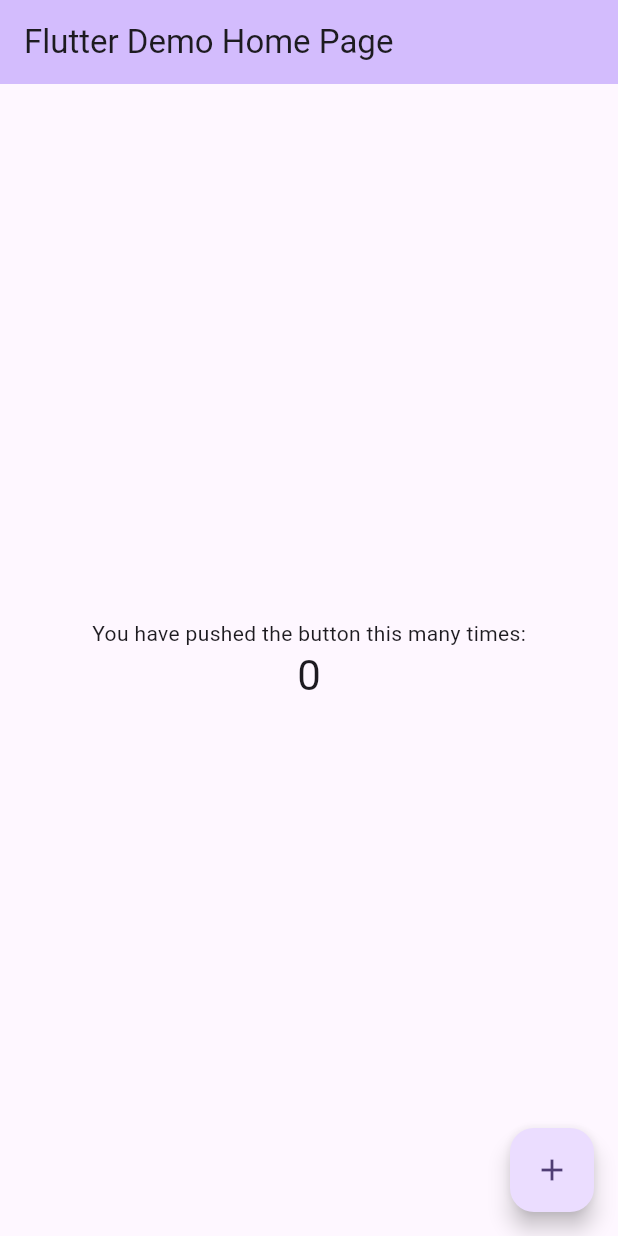
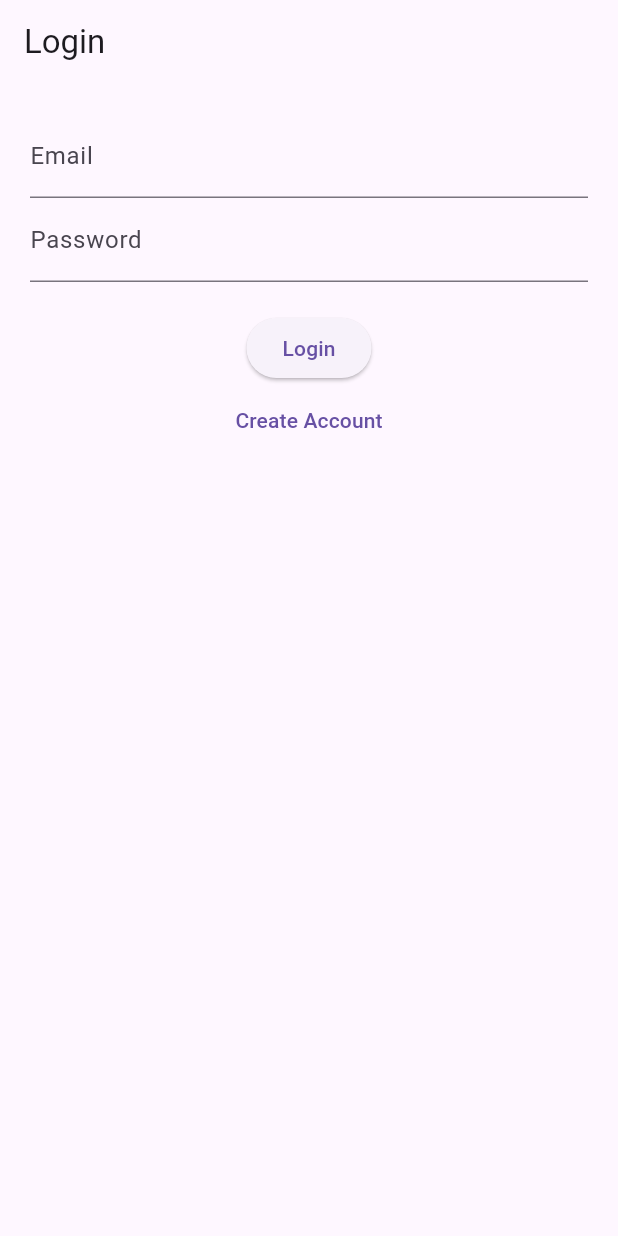
Before and after one commit to missmbuvi04/notes_app_firebase, a Flutter app: the screen it shows after launch, on a phone screen of 412 x 824 dp. Run offline on Flutter 3.47's test engine with Material 3 defaults, Android fonts, the phone set to English and light mode, and no system bars; our stand-ins replace cloud_firestore, firebase_auth, firebase_core; accounts and stored records are empty.

Commit message:
main dart file

```diff
--- /dev/null
+++ b/devtools_options.yaml
@@ -0,0 +1,3 @@
+description: This file stores settings for Dart & Flutter DevTools.
+documentation: https://docs.flutter.dev/tools/devtools/extensions#configure-extension-enablement-states
+extensions:
--- /dev/null
+++ b/lib/auth_page.dart
@@ -0,0 +1,50 @@
+import 'package:flutter/material.dart';
+import 'package:firebase_auth/firebase_auth.dart';
+import 'notes_page.dart';
+
+class AuthPage extends StatefulWidget {
+  @override
+  State<AuthPage> createState() => _AuthPageState();
+}
+
+class _AuthPageState extends State<AuthPage> {
+  final emailController = TextEditingController();
+  final passwordController = TextEditingController();
+  bool isLogin = true;
+
+  void toggleForm() => setState(() => isLogin = !isLogin);
+
+  Future<void> handleAuth() async {
+    final email = emailController.text.trim();
+    final password = passwordController.text.trim();
+    try {
+      if (isLogin) {
+        await FirebaseAuth.instance.signInWithEmailAndPassword(email: email, password: password);
+      } else {
+        await FirebaseAuth.instance.createUserWithEmailAndPassword(email: email, password: password);
+      }
+      Navigator.pushReplacement(context, MaterialPageRoute(builder: (_) => NotesPage()));
+    } catch (e) {
+      ScaffoldMessenger.of(context).showSnackBar(SnackBar(content: Text('Error: $e')));
+    }
+  }
+
+  @override
+  Widget build(BuildContext context) {
+    return Scaffold(
+      appBar: AppBar(title: Text(isLogin ? 'Login' : 'Sign Up')),
+      body: Padding(
+        padding: const EdgeInsets.all(20),
+        child: Column(
+          children: [
+            TextField(controller: emailController, decoration: InputDecoration(labelText: 'Email')),
+            TextField(controller: passwordController, obscureText: true, decoration: InputDecoration(labelText: 'Password')),
+            const SizedBox(height: 20),
+            ElevatedButton(onPressed: handleAuth, child: Text(isLogin ? 'Login' : 'Sign Up')),
+            TextButton(onPressed: toggleForm, child: Text(isLogin ? 'Create Account' : 'Already have an account? Login')),
+          ],
+        ),
+      ),
+    );
+  }
+}
--- a/lib/main.dart
+++ b/lib/main.dart
@@ -1,122 +1,153 @@
 import 'package:flutter/material.dart';
+import 'package:firebase_core/firebase_core.dart';
+import 'firebase_options.dart';
+import 'auth_page.dart';
 
-void main() {
+
+void main() async {
+  WidgetsFlutterBinding.ensureInitialized();
+  await Firebase.initializeApp(options: DefaultFirebaseOptions.currentPlatform);
   runApp(const MyApp());
 }
 
 class MyApp extends StatelessWidget {
   const MyApp({super.key});
 
-  // This widget is the root of your application.
   @override
   Widget build(BuildContext context) {
     return MaterialApp(
-      title: 'Flutter Demo',
-      theme: ThemeData(
-        // This is the theme of your application.
-        //
-        // TRY THIS: Try running your application with "flutter run". You'll see
-        // the application has a purple toolbar. Then, without quitting the app,
-        // try changing the seedColor in the colorScheme below to Colors.green
-        // and then invoke "hot reload" (save your changes or press the "hot
-        // reload" button in a Flutter-supported IDE, or press "r" if you used
-        // the command line to start the app).
-        //
-        // Notice that the counter didn't reset back to zero; the application
-        // state is not lost during the reload. To reset the state, use hot
-        // restart instead.
-        //
-        // This works for code too, not just values: Most code changes can be
-        // tested with just a hot reload.
-        colorScheme: ColorScheme.fromSeed(seedColor: Colors.deepPurple),
-      ),
-      home: const MyHomePage(title: 'Flutter Demo Home Page'),
+      title: 'Notes App',
+      theme: ThemeData(primarySwatch: Colors.blue),
+      home: AuthPage(),
     );
   }
 }
 
-class MyHomePage extends StatefulWidget {
-  const MyHomePage({super.key, required this.title});
 
-  // This widget is the home page of your application. It is stateful, meaning
-  // that it has a State object (defined below) that contains fields that affect
-  // how it looks.
 
-  // This class is the configuration for the state. It holds the values (in this
-  // case the title) provided by the parent (in this case the App widget) and
-  // used by the build method of the State. Fields in a Widget subclass are
-  // always marked "final".
 
-  final String title;
 
-  @override
-  State<MyHomePage> createState() => _MyHomePageState();
-}
 
-class _MyHomePageState extends State<MyHomePage> {
-  int _counter = 0;
 
-  void _incrementCounter() {
-    setState(() {
-      // This call to setState tells the Flutter framework that something has
-      // changed in this State, which causes it to rerun the build method below
-      // so that the display can reflect the updated values. If we changed
-      // _counter without calling setState(), then the build method would not be
-      // called again, and so nothing would appear to happen.
-      _counter++;
-    });
-  }
+// import 'package:flutter/material.dart';
 
-  @override
-  Widget build(BuildContext context) {
-    // This method is rerun every time setState is called, for instance as done
-    // by the _incrementCounter method above.
-    //
-    // The Flutter framework has been optimized to make rerunning build methods
-    // fast, so that you can just rebuild anything that needs updating rather
-    // than having to individually change instances of widgets.
-    return Scaffold(
-      appBar: AppBar(
-        // TRY THIS: Try changing the color here to a specific color (to
-        // Colors.amber, perhaps?) and trigger a hot reload to see the AppBar
-        // change color while the other colors stay the same.
-        backgroundColor: Theme.of(context).colorScheme.inversePrimary,
-        // Here we take the value from the MyHomePage object that was created by
-        // the App.build method, and use it to set our appbar title.
-        title: Text(widget.title),
-      ),
-      body: Center(
-        // Center is a layout widget. It takes a single child and positions it
-        // in the middle of the parent.
-        child: Column(
-          // Column is also a layout widget. It takes a list of children and
-          // arranges them vertically. By default, it sizes itself to fit its
-          // children horizontally, and tries to be as tall as its parent.
-          //
-          // Column has various properties to control how it sizes itself and
-          // how it positions its children. Here we use mainAxisAlignment to
-          // center the children vertically; the main axis here is the vertical
-          // axis because Columns are vertical (the cross axis would be
-          // horizontal).
-          //
-          // TRY THIS: Invoke "debug painting" (choose the "Toggle Debug Paint"
-          // action in the IDE, or press "p" in the console), to see the
-          // wireframe for each widget.
-          mainAxisAlignment: MainAxisAlignment.center,
-          children: <Widget>[
-            const Text('You have pushed the button this many times:'),
-            Text(
-              '$_counter',
-              style: Theme.of(context).textTheme.headlineMedium,
-            ),
-          ],
-        ),
-      ),
-      floatingActionButton: FloatingActionButton(
-        onPressed: _incrementCounter,
-        tooltip: 'Increment',
-        child: const Icon(Icons.add),
-      ), // This trailing comma makes auto-formatting nicer for build methods.
-    );
-  }
-}
+// void main() {
+//   runApp(const MyApp());
+// }
+
+// class MyApp extends StatelessWidget {
+//   const MyApp({super.key});
+
+//   // This widget is the root of your application.
+//   @override
+//   Widget build(BuildContext context) {
+//     return MaterialApp(
+//       title: 'Flutter Demo',
+//       theme: ThemeData(
+//         // This is the theme of your application.
+//         //
+//         // TRY THIS: Try running your application with "flutter run". You'll see
+//         // the application has a purple toolbar. Then, without quitting the app,
+//         // try changing the seedColor in the colorScheme below to Colors.green
+//         // and then invoke "hot reload" (save your changes or press the "hot
+//         // reload" button in a Flutter-supported IDE, or press "r" if you used
+//         // the command line to start the app).
+//         //
+//         // Notice that the counter didn't reset back to zero; the application
+//         // state is not lost during the reload. To reset the state, use hot
+//         // restart instead.
+//         //
+//         // This works for code too, not just values: Most code changes can be
+//         // tested with just a hot reload.
+//         colorScheme: ColorScheme.fromSeed(seedColor: Colors.deepPurple),
+//       ),
+//       home: const MyHomePage(title: 'Flutter Demo Home Page'),
+//     );
+//   }
+// }
+
+// class MyHomePage extends StatefulWidget {
+//   const MyHomePage({super.key, required this.title});
+
+//   // This widget is the home page of your application. It is stateful, meaning
+//   // that it has a State object (defined below) that contains fields that affect
+//   // how it looks.
+
+//   // This class is the configuration for the state. It holds the values (in this
+//   // case the title) provided by the parent (in this case the App widget) and
+//   // used by the build method of the State. Fields in a Widget subclass are
+//   // always marked "final".
+
+//   final String title;
+
+//   @override
+//   State<MyHomePage> createState() => _MyHomePageState();
+// }
+
+// class _MyHomePageState extends State<MyHomePage> {
+//   int _counter = 0;
+
+//   void _incrementCounter() {
+//     setState(() {
+//       // This call to setState tells the Flutter framework that something has
+//       // changed in this State, which causes it to rerun the build method below
+//       // so that the display can reflect the updated values. If we changed
+//       // _counter without calling setState(), then the build method would not be
+//       // called again, and so nothing would appear to happen.
+//       _counter++;
+//     });
+//   }
+
+//   @override
+//   Widget build(BuildContext context) {
+//     // This method is rerun every time setState is called, for instance as done
+//     // by the _incrementCounter method above.
+//     //
+//     // The Flutter framework has been optimized to make rerunning build methods
+//     // fast, so that you can just rebuild anything that needs updating rather
+//     // than having to individually change instances of widgets.
+//     return Scaffold(
+//       appBar: AppBar(
+//         // TRY THIS: Try changing the color here to a specific color (to
+//         // Colors.amber, perhaps?) and trigger a hot reload to see the AppBar
+//         // change color while the other colors stay the same.
+//         backgroundColor: Theme.of(context).colorScheme.inversePrimary,
+//         // Here we take the value from the MyHomePage object that was created by
+//         // the App.build method, and use it to set our appbar title.
+//         title: Text(widget.title),
+//       ),
+//       body: Center(
+//         // Center is a layout widget. It takes a single child and positions it
+//         // in the middle of the parent.
+//         child: Column(
+//           // Column is also a layout widget. It takes a list of children and
+//           // arranges them vertically. By default, it sizes itself to fit its
+//           // children horizontally, and tries to be as tall as its parent.
+//           //
+//           // Column has various properties to control how it sizes itself and
+//           // how it positions its children. Here we use mainAxisAlignment to
+//           // center the children vertically; the main axis here is the vertical
+//           // axis because Columns are vertical (the cross axis would be
+//           // horizontal).
+//           //
+//           // TRY THIS: Invoke "debug painting" (choose the "Toggle Debug Paint"
+//           // action in the IDE, or press "p" in the console), to see the
+//           // wireframe for each widget.
+//           mainAxisAlignment: MainAxisAlignment.center,
+//           children: <Widget>[
+//             const Text('You have pushed the button this many times:'),
+//             Text(
+//               '$_counter',
+//               style: Theme.of(context).textTheme.headlineMedium,
+//             ),
+//           ],
+//         ),
+//       ),
+//       floatingActionButton: FloatingActionButton(
+//         onPressed: _incrementCounter,
+//         tooltip: 'Increment',
+//         child: const Icon(Icons.add),
+//       ), // This trailing comma makes auto-formatting nicer for build methods.
+//     );
+//   }
+// }
```
Also changed, not shown: lib/notes_page.dart (added, +74 -0 lines), pubspec.yaml (+11 -0 lines), firebase.json (added), lib/firebase_options.dart (added), pubspec.lock, 7 other files.
